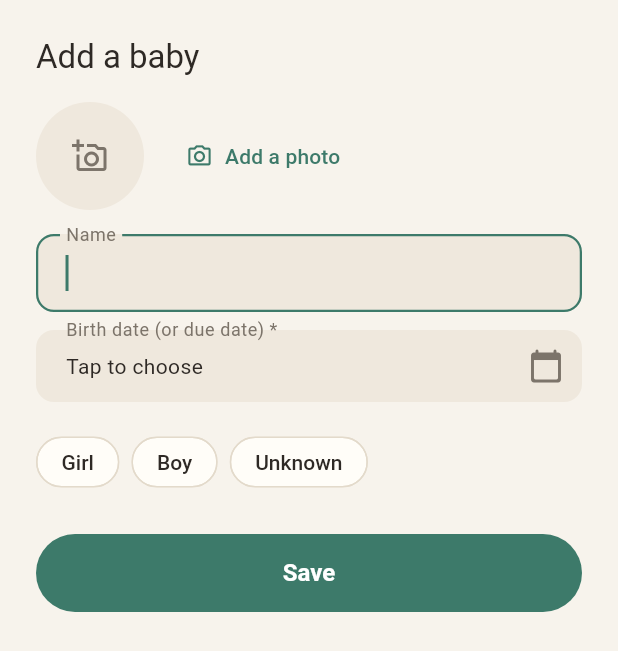
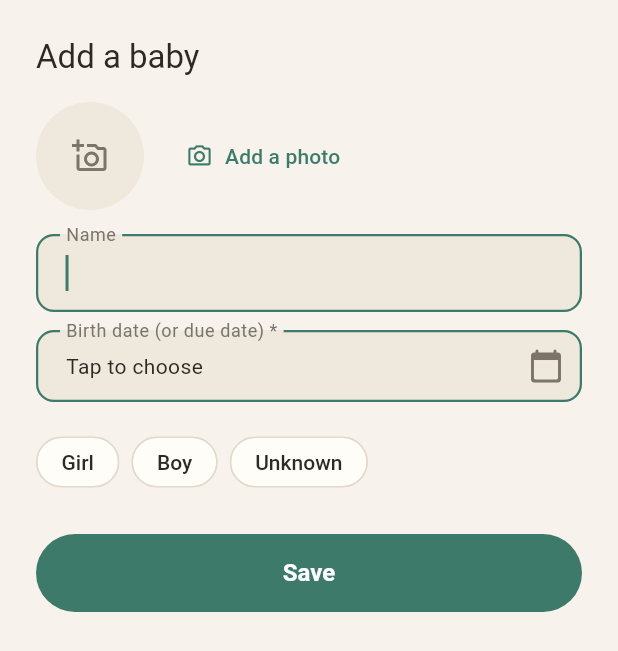
Before and after one commit to jfchenier/nestling, a Flutter app: the _ChildForm widget shown alone on an empty page, opened directly with empty values, on a phone screen of 412 x 824 dp. Shown: the top 651 px of the screen. Run offline on Flutter 3.47's test engine with Material 3 defaults, Android fonts, the phone set to English and light mode, and no system bars; our stand-ins replace file_picker, fl_chart, google_sign_in, qr_flutter, shared_preferences, web; missing offline and left inert: cryptography, dart:js_interop, extension_google_sign_in_as_googleapis_auth, googleapis, mobile_scanner; accounts and stored records are empty.

Commit message:
Timeline: Summary button centered in the top bar; Add a baby: green outline on the birth date
Co-Authored-By: Claude Opus 5.5 (1M context) <noreply@anthropic.com>
Claude-Session: https://claude.ai/code/session_01QfZcBovxgQDsf299CHykot

```diff
--- a/app/lib/screens/child_form.dart
+++ b/app/lib/screens/child_form.dart
@@ -167,6 +167,11 @@ class _ChildFormState extends State<_ChildForm> {
                 labelText: widget.child == null ? 'Birth date (or due date) *' : 'Birth date (or due date)',
                 errorText: _birthMissing ? 'Choose a birth date (or due date)' : null,
                 suffixIcon: Icon(Icons.calendar_today_rounded, color: context.pal.muted),
+                // The same green outline as the Name field.
+                enabledBorder: OutlineInputBorder(
+                  borderRadius: BorderRadius.circular(12),
+                  borderSide: BorderSide(color: context.pal.accent, width: 1.5),
+                ),
               ),
               child: Text(_birth == null ? (widget.child == null ? 'Tap to choose' : 'Not set') : DateFormat.yMMMMd().format(_birth!)),
             ),
--- a/app/lib/screens/timeline.dart
+++ b/app/lib/screens/timeline.dart
@@ -104,6 +104,9 @@ class _TimelineScreenState extends State<TimelineScreen> {
               foregroundColor: context.pal.onAccent,
               textStyle: const TextStyle(fontSize: 16, fontWeight: FontWeight.w700),
               padding: const EdgeInsets.symmetric(horizontal: 16),
+              // Smaller than the big Save buttons, so it sits centered in the top bar.
+              minimumSize: const Size(0, 42),
+              tapTargetSize: MaterialTapTargetSize.shrinkWrap,
             ),
             onPressed: () => showSummary(context),
             icon: const Icon(Icons.bar_chart_rounded, size: 20),
```
